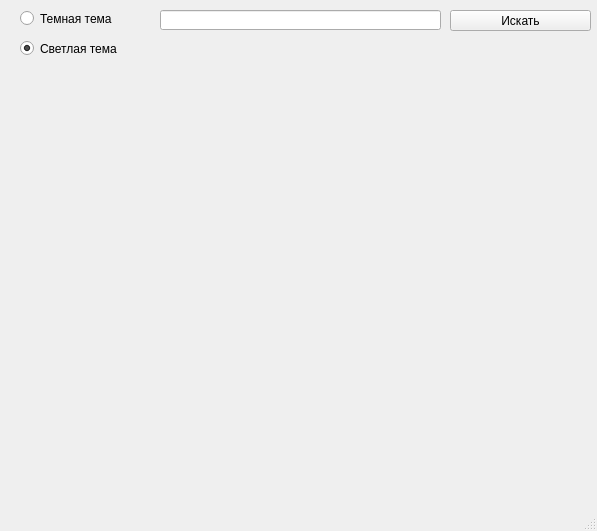
The window that window_for_map.ui (AnzhelicaS/WEB) describes before a commit, drawn with Qt 5.
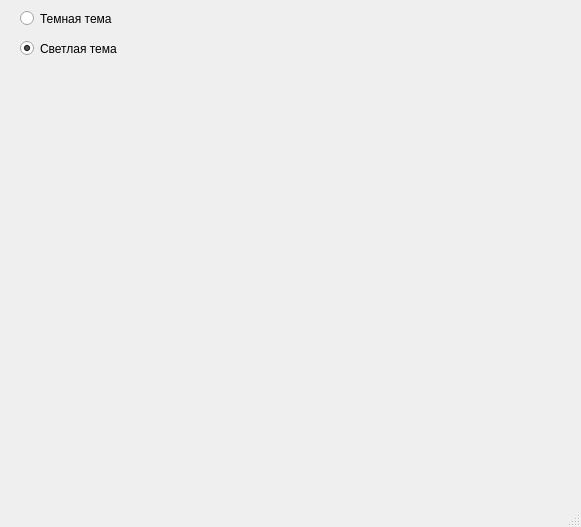
The same window after the commit.

Commit message: Часть №4.2

What changed in the file:
```diff
--- a/window_for_map.ui
+++ b/window_for_map.ui
@@ -6,8 +6,8 @@
    <rect>
     <x>0</x>
     <y>0</y>
-    <width>597</width>
-    <height>531</height>
+                <width>581</width>
+                <height>527</height>
    </rect>
   </property>
   <property name="windowTitle">
@@ -59,32 +59,6 @@
      <bool>false</bool>
     </property>
    </widget>
-   <widget class="QLineEdit" name="lineEdit">
-    <property name="geometry">
-     <rect>
-      <x>160</x>
-      <y>10</y>
-      <width>281</width>
-      <height>20</height>
-     </rect>
-    </property>
-    <property name="placeholderText">
-     <string/>
-    </property>
-   </widget>
-   <widget class="QPushButton" name="search_button">
-    <property name="geometry">
-     <rect>
-      <x>450</x>
-      <y>10</y>
-      <width>141</width>
-      <height>21</height>
-     </rect>
-    </property>
-    <property name="text">
-     <string>Искать</string>
-    </property>
-   </widget>
   </widget>
   <widget class="QMenuBar" name="menubar">
    <property name="geometry">
```
Left out of the diff: 4 changed lines with no effect on the pictures. Lines whose indentation alone changed are shown as unchanged. The commit also changes 2 other files.
